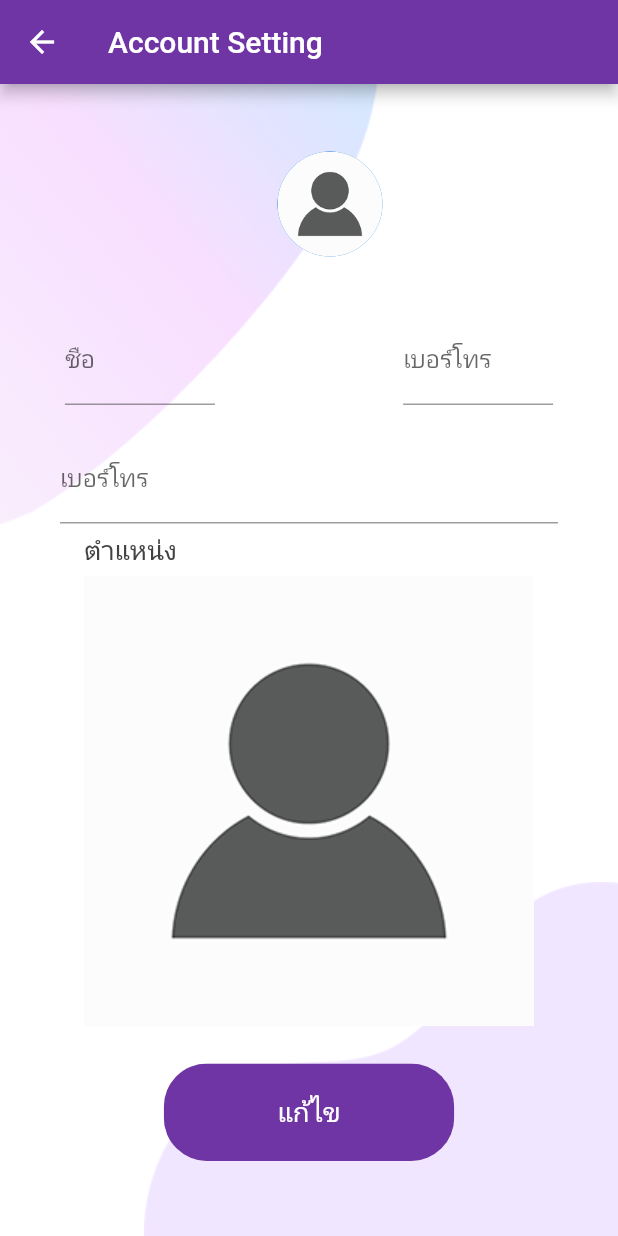
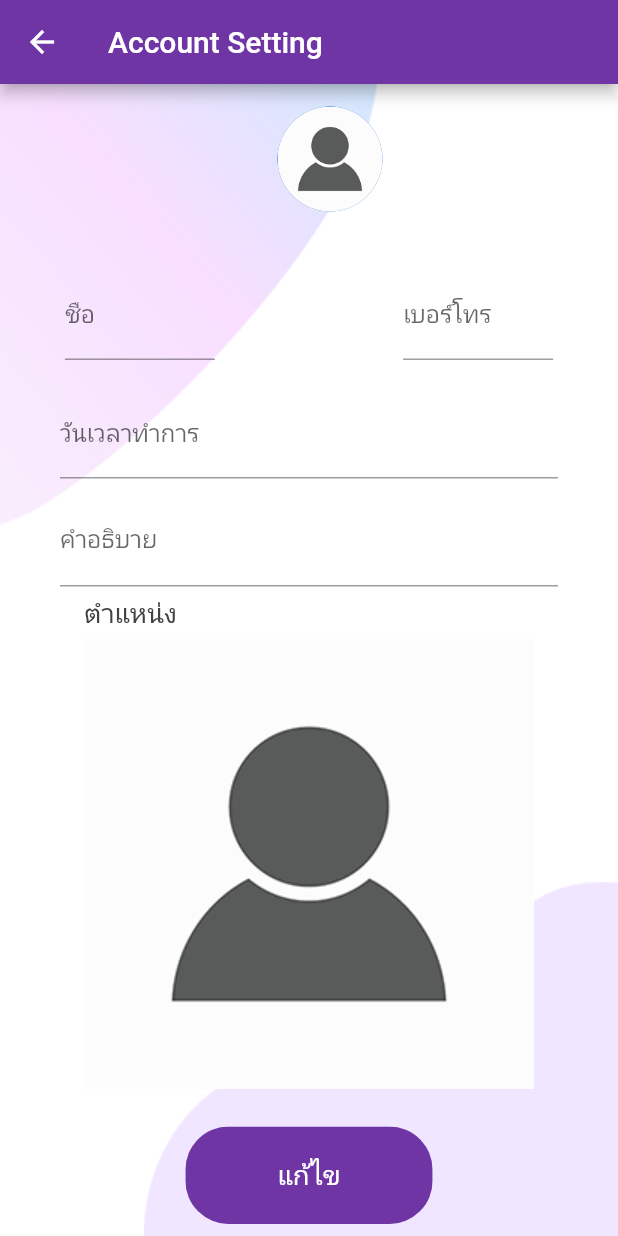
Before and after one commit to Kingkaew19/app-Queie, a Flutter app: the ProfileScreen screen opened directly, on a phone screen of 412 x 824 dp. Run offline on Flutter 3.47's test engine with Material 2 defaults, Android fonts, the phone set to English and light mode, and no system bars; our stand-ins replace cloud_firestore, firebase_auth, firebase_core, fluttertoast, form_field_validator; accounts and stored records are empty.

Commit message:
push หน้าโปรไฟล์แก้ใใหม่

```diff
--- a/lib/pages/profile/components/body.dart
+++ b/lib/pages/profile/components/body.dart
@@ -81,8 +81,17 @@ class _ProfileBodyState extends State<ProfileBody> {
           margin: EdgeInsets.only(top: 10),
           child: TextField(
             decoration: InputDecoration(
-              labelText: 'เบอร์โทร',
+              labelText: 'วันเวลาทำการ',
             ),
+          ),
+        ),
+        Container(
+          width: double.infinity,
+          padding: const EdgeInsets.only(left: 40, right: 40),
+          margin: EdgeInsets.only(top: 10),
+          child: TextField(
+            decoration:
+                InputDecoration(labelText: 'คำอธิบาย', hintText: 'คำอธิบาย'),
           ),
         ),
         Container(
@@ -114,12 +123,12 @@ class _ProfileBodyState extends State<ProfileBody> {
                   text: 'แก้ไข',
                   press: () {},
                   isLoading: false,
-                  sized: 0.47,
+                  sized: 0.4,
                 ),
               ],
             ),
           ),
-        )
+        ),
       ]),
     ));
   }
```
